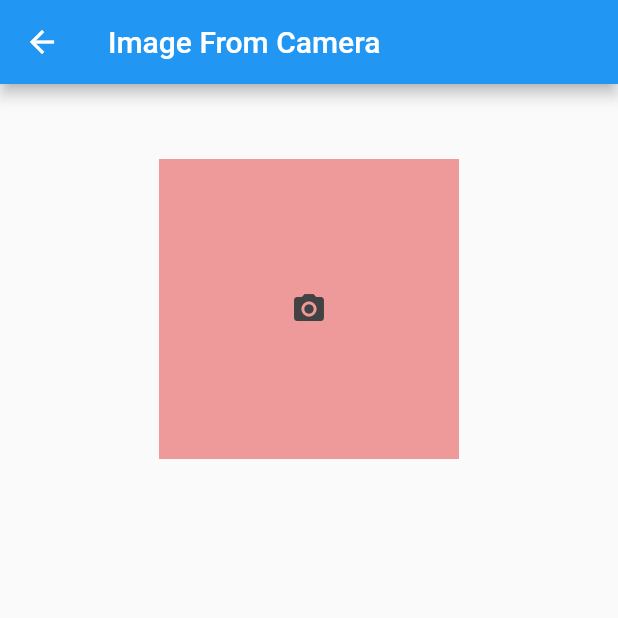
After one commit to Towfiq-Roni/login_flutter, a Flutter app: the signUp screen opened directly, after a tap on "Take an image", on a phone screen of 412 x 824 dp, the top half of it. The commit adds this screen. Run offline on Flutter 3.47's test engine with Material 2 defaults, Android fonts, the phone set to English and light mode, and no system bars; our stand-ins replace email_validator, firebase_core, image_picker; accounts and stored records are empty.

Commit message:
update 4 (main.dart, login.dart, signup.dart, firebase_options.dart file) firebase and camera

```diff
--- /dev/null
+++ b/lib/ImageFromGalleryEx.dart
@@ -0,0 +1,82 @@
+import 'package:flutter/material.dart';
+import 'package:image_picker/image_picker.dart';
+
+enum ImageSourceType { gallery, camera }
+
+class ImageFromGalleryEx extends StatefulWidget {
+  final type;
+
+  ImageFromGalleryEx(this.type);
+
+  @override
+  ImageFromGalleryExState createState() => ImageFromGalleryExState(this.type);
+}
+
+class ImageFromGalleryExState extends State<ImageFromGalleryEx> {
+  var _image;
+  var imagePicker;
+  var type;
+
+  ImageFromGalleryExState(this.type);
+
+  @override
+  void initState() {
+    super.initState();
+    imagePicker = new ImagePicker();
+  }
+
+  @override
+  Widget build(BuildContext context) {
+    return Scaffold(
+      appBar: AppBar(
+          title: Text(type == ImageSourceType.camera
+              ? "Image From Camera"
+              : "Image From Gallery")),
+      body: Column(
+        children: <Widget>[
+      const SizedBox(
+      height: 50,
+      ),
+      Center(
+        child: GestureDetector(
+          onTap: () async {
+            var source = type == ImageSourceType.camera
+                ? ImageSource.camera
+                : ImageSource.gallery;
+            XFile image = await imagePicker.pickImage(
+              source: source,
+              imageQuality: 50,
+              preferredCameraDevice: CameraDevice.front,
+            );
+            setState(() {
+              _image = XFile(image.path);
+            });
+          },
+          child: Container(
+            width: 200,
+            height: 200,
+            decoration: BoxDecoration(color: Colors.red[200]),
+            child: _image != null
+                ? Image.file(
+              _image,
+              width: 200.0,
+              height: 200.0,
+              fit: BoxFit.fitHeight,
+            )
+                : Container(
+                decoration: BoxDecoration(color: Colors.red[200]),
+                width: 200,
+                height: 200,
+                child: Icon(
+                  Icons.camera_alt,
+                  color: Colors.grey[800],)
+            ),
+          ),
+        ),
+      ),
+    ],
+    )
+    ,
+    );
+  }
+}
--- a/lib/signup.dart
+++ b/lib/signup.dart
@@ -1,4 +1,8 @@
+import 'package:email_validator/email_validator.dart';
 import 'package:flutter/material.dart';
+import 'package:login/ImageFromGalleryEx.dart';
+import 'package:login/login.dart';
+import 'package:image_picker/image_picker.dart';
 
 class signUp extends StatelessWidget {
   const signUp({Key? key}) : super(key: key);
@@ -8,12 +12,10 @@ class signUp extends StatelessWidget {
   // This widget is the root of your application.
   @override
   Widget build(BuildContext context) {
-    return MaterialApp(
-        //title: String_title,
-        home: Scaffold(
-          //appBar: AppBar(title: const Text(String_title)),
-          body: const MyHomePage(),
-        ));
+    return const Scaffold(
+      //appBar: AppBar(title: const Text(String_title)),
+      body: MyHomePage(),
+    );
   }
 }
 
@@ -32,9 +34,14 @@ class MyHomePage extends StatefulWidget {
   @override
   State<MyHomePage> createState() => _MyHomePageState();
 }
+
 class _MyHomePageState extends State<MyHomePage> {
   TextEditingController nameController = TextEditingController();
   TextEditingController passwordController = TextEditingController();
+  TextEditingController fullNameController = TextEditingController();
+  TextEditingController emailController = TextEditingController();
+  TextEditingController confirmPasswordController = TextEditingController();
+  String _errorMessage = '';
 
   @override
   Widget build(BuildContext context) {
@@ -52,13 +59,35 @@ class _MyHomePageState extends State<MyHomePage> {
                       fontWeight: FontWeight.w500,
                       fontSize: 30),
                 )),
-            Container(
-                alignment: Alignment.center,
-                padding: const EdgeInsets.all(10),
-                child: const Text(
-                  'Sign in',
-                  style: TextStyle(fontSize: 20),
-                )),
+            // Container(
+            //     alignment: Alignment.center,
+            //     padding: const EdgeInsets.all(10),
+            //     child: const Text(
+            //       'Sign in',
+            //       style: TextStyle(fontSize: 20),
+            //     )),
+            MaterialButton(
+              color: Colors.blue,
+              child: const Text(
+                  "Pick an image",
+                  style: TextStyle(
+                      color: Colors.black, fontWeight: FontWeight.bold
+                  )
+              ),
+              onPressed: () {
+                _handleURLButtonPress(context, ImageSourceType.gallery);
+              },),
+            MaterialButton(
+              color: Colors.blue,
+              child: const Text(
+                  "Take an image",
+                  style: TextStyle(
+                      color: Colors.black, fontWeight: FontWeight.bold
+                  )
+              ),
+              onPressed: () {
+                _handleURLButtonPress(context, ImageSourceType.camera);
+              },),
             Container(
                 padding: const EdgeInsets.all(10),
                 child: TextField(
@@ -70,39 +99,49 @@ class _MyHomePageState extends State<MyHomePage> {
             Container(
                 padding: const EdgeInsets.all(10),
                 child: TextField(
-                    controller: nameController,
+                    controller: fullNameController,
                     decoration: const InputDecoration(
                       border: OutlineInputBorder(),
                       labelText: 'Full Name',
                     ))),
             Container(
                 padding: const EdgeInsets.all(10),
-                child: TextField(
-                    controller: nameController,
-                    decoration: const InputDecoration(
-                      border: OutlineInputBorder(),
-                      labelText: 'E-Mail',
-                    ))),
+                child: TextFormField(
+                  controller: emailController,
+                  decoration: const InputDecoration(
+                    border: OutlineInputBorder(),
+                    labelText: 'E-Mail',
+                  ),
+                  onChanged: (val) {
+                    validateEmail(val);
+                  },
+                )),
             Container(
               padding: const EdgeInsets.fromLTRB(10, 10, 10, 10),
-              child: TextField(
+              child: TextFormField(
                 obscureText: true,
                 controller: passwordController,
                 decoration: const InputDecoration(
                   border: OutlineInputBorder(),
                   labelText: 'Password',
                 ),
+                onChanged: (value) {
+                  validatepassword(value);
+                },
               ),
             ),
             Container(
               padding: const EdgeInsets.fromLTRB(10, 10, 10, 10),
-              child: TextField(
+              child: TextFormField(
                 obscureText: true,
-                controller: passwordController,
+                controller: confirmPasswordController,
                 decoration: const InputDecoration(
                   border: OutlineInputBorder(),
                   labelText: 'Confirm Password',
                 ),
+                onChanged: (value) {
+                  validatepassword(value);
+                },
               ),
             ),
             TextButton(
@@ -116,13 +155,61 @@ class _MyHomePageState extends State<MyHomePage> {
                 padding: const EdgeInsets.fromLTRB(10, 0, 10, 0),
                 child: ElevatedButton(
                   child: const Text('Sign Up'),
-                  onPressed: (){
+                  onPressed: () {
                     print(nameController.text);
                     print(passwordController.text);
+                    print(confirmPasswordController.text);
+                    print(fullNameController.text);
+                    print(emailController.text);
                   },
                 )
+            ),
+            Padding(
+              padding: const EdgeInsets.all(10),
+              child: Text(_errorMessage, style: TextStyle(color: Colors.red),),
             ),
           ],
         ));
   }
+
+  void validateEmail(String val) {
+    if (val.isEmpty) {
+      setState(() {
+        _errorMessage = "E-Mail mustn't be empty";
+      });
+    }
+    else if (!EmailValidator.validate(val, true)) {
+      setState(() {
+        _errorMessage = "Enter valid E-mail address";
+      });
+    }
+    else {
+      setState(() {
+        _errorMessage = "";
+      });
+    }
+  }
+
+  void validatepassword(String value) {
+    if (value.isEmpty) {
+      setState(() {
+        _errorMessage = "Enter a Password";
+      });
+    }
+    else if (passwordController.text != confirmPasswordController.text) {
+      setState(() {
+        _errorMessage = "Password Doesn't Match";
+      });
+    }
+    else {
+      setState(() {
+        _errorMessage = "";
+      });
+    }
+  }
+
+  void _handleURLButtonPress(BuildContext context, var type) {
+    Navigator.push(context,
+        MaterialPageRoute(builder: (context) => ImageFromGalleryEx(type)));
+  }
 }
--- a/pubspec.yaml
+++ b/pubspec.yaml
@@ -29,7 +29,8 @@ environment:
 dependencies:
   flutter:
     sdk: flutter
-
+  email_validator: ^2.0.1
+  image_picker: ^0.8.2
 
 
   # The following adds the Cupertino Icons font to your application.
@@ -39,6 +40,8 @@ dependencies:
 dev_dependencies:
   flutter_test:
     sdk: flutter
+  firebase_auth:
+  firebase_core:
 
   # The "flutter_lints" package below contains a set of recommended lints to
   # encourage good coding practices. The lint set provided by the package is
```
Also changed, not shown: lib/login.dart (+46 -15 lines), lib/main.dart (+73 -55 lines), lib/firebase_options.dart (added), pubspec.lock, 5 other files.
